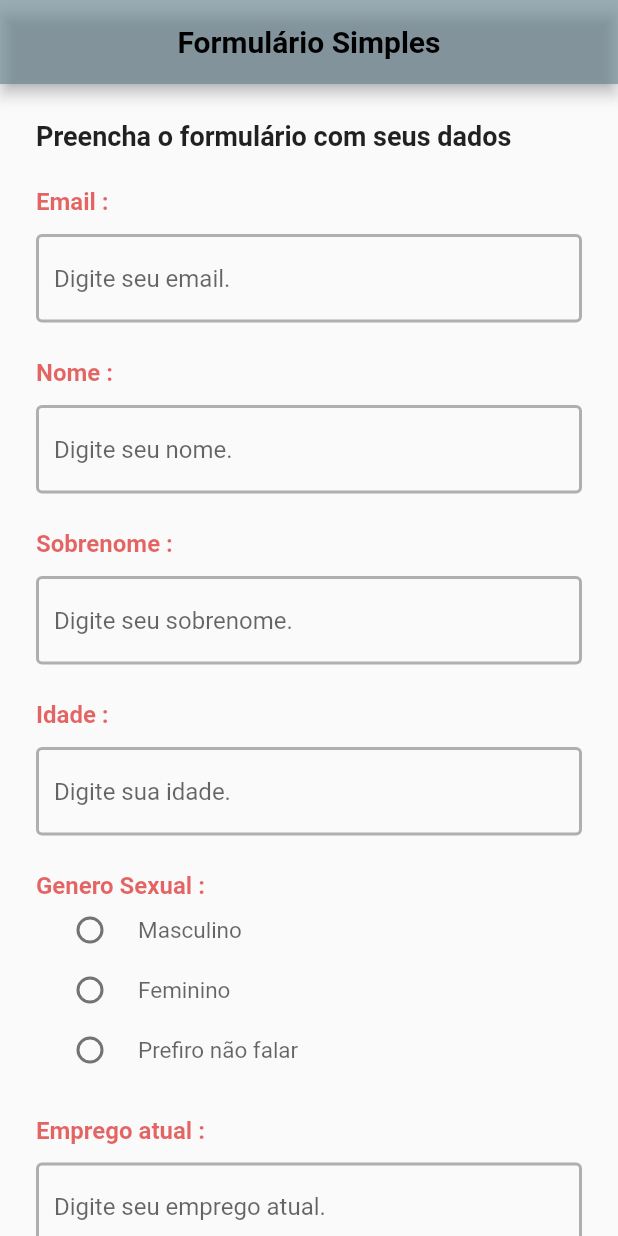
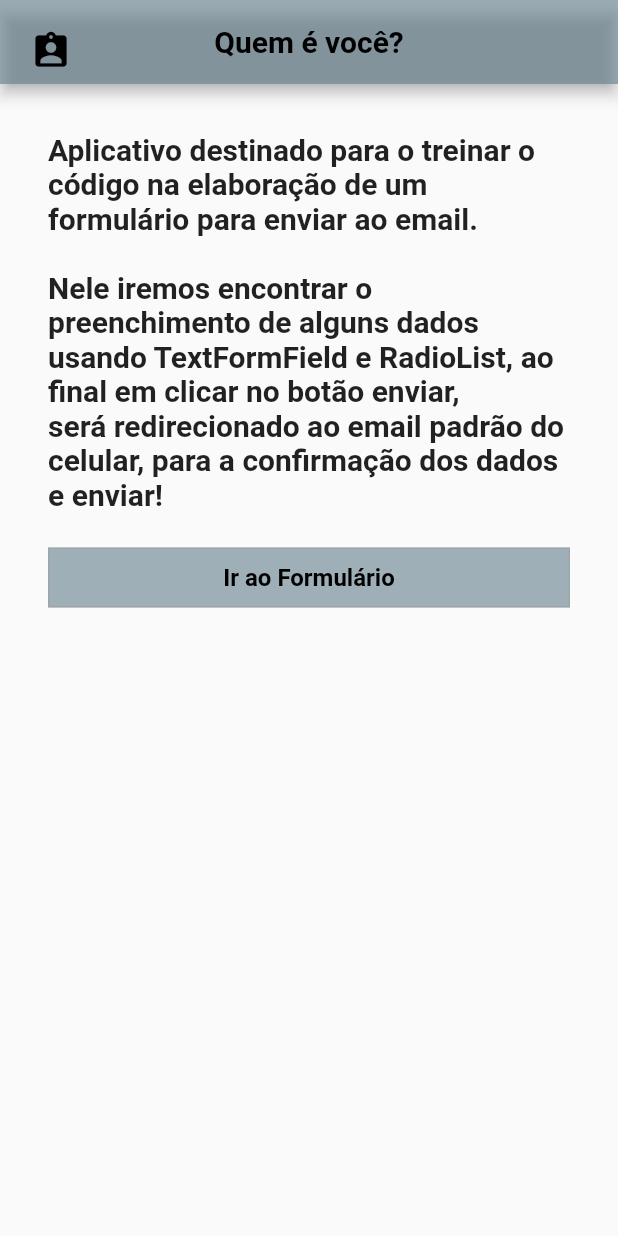
Before and after one commit to PauloRafaelSousaAlves/Simple-Form, a Flutter app: the screen it shows after launch, on a phone screen of 412 x 824 dp. Run offline on Flutter 3.47's test engine with Material 2 defaults, Android fonts, the phone set to English and light mode, and no system bars; our stand-ins replace get_it; statements that could not run were skipped.

Commit message:
finalização projeto

```diff
--- a/lib/app/routes.dart
+++ b/lib/app/routes.dart
@@ -1,10 +1,11 @@
 import 'package:flutter/material.dart';
 import 'package:simple_form/app/controller.dart';
 import 'package:simple_form/app/unknow_view.dart';
+import 'package:simple_form/presenter/dashboard/ui/dashboard_view.dart';
 import 'package:simple_form/presenter/form/ui/form_display.dart';
 
 Widget initialPage(RouteSettings routeSettings, Controller controller) {
-  Widget initialPage = const FormDisplay();
+  Widget initialPage = const DashBoardView();
 
   return initialPage;
 }
@@ -27,6 +28,8 @@ Widget getPage(RouteSettings routeSettings, Controller controller) {
       return initialPage(routeSettings, controller);
     case FormDisplay.routeName:
       return const FormDisplay();
+    case DashBoardView.routeName:
+      return const DashBoardView();
     default:
       return const AppUnknowView();
   }
--- a/lib/design_system/app_bar/app_bar_widget.dart
+++ b/lib/design_system/app_bar/app_bar_widget.dart
@@ -4,7 +4,7 @@ import 'package:simple_form/design_system/color/ds_colors.dart';
 class AppBarWidget extends StatelessWidget implements PreferredSizeWidget {
   final AppBar? appBar;
   final Color? backgroundColor;
-  final Image? image;
+  final Icon? icon;
   final String? title;
   final VoidCallback? onTap;
 
@@ -12,7 +12,7 @@ class AppBarWidget extends StatelessWidget implements PreferredSizeWidget {
     super.key,
     this.appBar,
     this.backgroundColor,
-    this.image,
+    this.icon,
     this.title,
     this.onTap,
   });
@@ -28,7 +28,7 @@ class AppBarWidget extends StatelessWidget implements PreferredSizeWidget {
             child: SizedBox(
               height: 16,
               width: 16,
-              child: image,
+              child: icon,
             ),
           ),
         ),
--- /dev/null
+++ b/lib/presenter/dashboard/ui/dashboard_view.dart
@@ -0,0 +1,62 @@
+import 'package:flutter/material.dart';
+import 'package:simple_form/design_system/app_bar/app_bar_widget.dart';
+import 'package:simple_form/design_system/button/button.dart';
+import 'package:simple_form/design_system/color/ds_colors.dart';
+import 'package:simple_form/design_system/sized_box/sized_box_component.dart';
+import 'package:simple_form/presenter/form/ui/form_display.dart';
+
+class DashBoardView extends StatefulWidget {
+  const DashBoardView({Key? key}) : super(key: key);
+
+  static const routeName = '/dashboard_view';
+
+  @override
+  State<DashBoardView> createState() => _DashBoardViewState();
+}
+
+class _DashBoardViewState extends State<DashBoardView> {
+  @override
+  Widget build(BuildContext context) {
+    return Scaffold(
+      appBar: const AppBarWidget(
+        backgroundColor: DSColors.blueGrey60,
+        title: 'Quem é você?',
+        icon: Icon(
+          Icons.assignment_ind_rounded,
+          color: DSColors.black,
+          size: 28,
+        ),
+      ),
+      body: Padding(
+        padding: const EdgeInsets.all(32),
+        child: Column(
+          crossAxisAlignment: CrossAxisAlignment.start,
+          children: [
+            const Text(
+              '''Aplicativo destinado para o treinar o código na elaboração de um formulário para enviar ao email.
+
+Nele iremos encontrar o preenchimento de alguns dados usando TextFormField e RadioList, ao final em clicar no botão enviar,
+será redirecionado ao email padrão do celular, para a confirmação dos dados e enviar!''',
+              style: TextStyle(
+                fontSize: 20,
+                fontWeight: FontWeight.bold,
+              ),
+            ),
+            SizedBoxComponent.verticalSpaceS24,
+            AppButton(
+              color: DSColors.blueGrey60,
+              enable: true,
+              enableBorder: true,
+              text: 'Ir ao Formulário',
+              height: 40,
+              textColor: DSColors.black,
+              onTap: () {
+                Navigator.of(context).pushNamed(FormDisplay.routeName);
+              },
+            )
+          ],
+        ),
+      ),
+    );
+  }
+}
```
